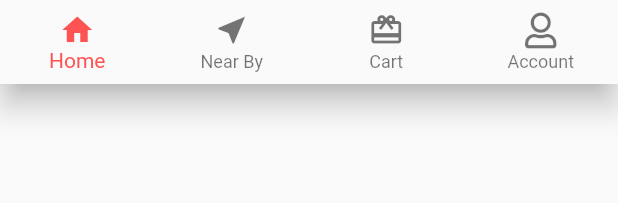
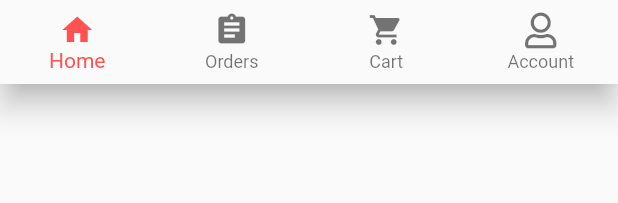
Before and after one commit to eric-mahasi/mealmagic, a Flutter app: the BottomNavBarWidget widget shown alone on an empty page, opened directly, on a phone screen of 412 x 824 dp. Shown: the top 203 px of the screen. Run offline on Flutter 3.47's test engine with Material 2 defaults, Android fonts, the phone set to English and light mode, and no system bars; our stand-ins replace carousel_pro, font_awesome_flutter, introduction_screen.

Commit message:
Update icons on bottom navigation bar

```diff
--- a/lib/widgets/bottom_nav_bar.dart
+++ b/lib/widgets/bottom_nav_bar.dart
@@ -28,14 +28,14 @@ class _BottomNavBarWidgetState extends State<BottomNavBarWidget> {
           ),
         ),
         BottomNavigationBarItem(
-          icon: Icon(Icons.near_me),
+          icon: Icon(Icons.assignment),
           title: Text(
-            'Near By',
-            style: TextStyle(color: Color(0xFF2c2b2b)),
+            'Orders',
+            style: TextStyle(color: Color(0xff2c2b2b)),
           ),
         ),
         BottomNavigationBarItem(
-          icon: Icon(Icons.card_giftcard),
+          icon: Icon(Icons.shopping_cart),
           title: Text(
             'Cart',
             style: TextStyle(color: Color(0xFF2c2b2b)),
```
